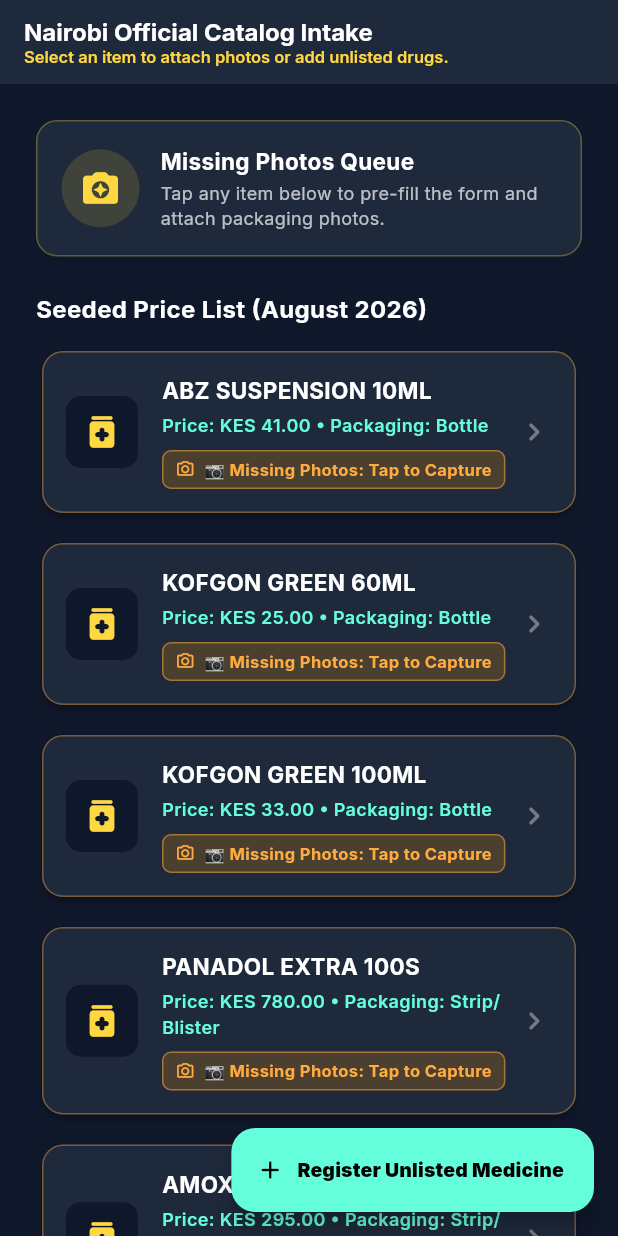
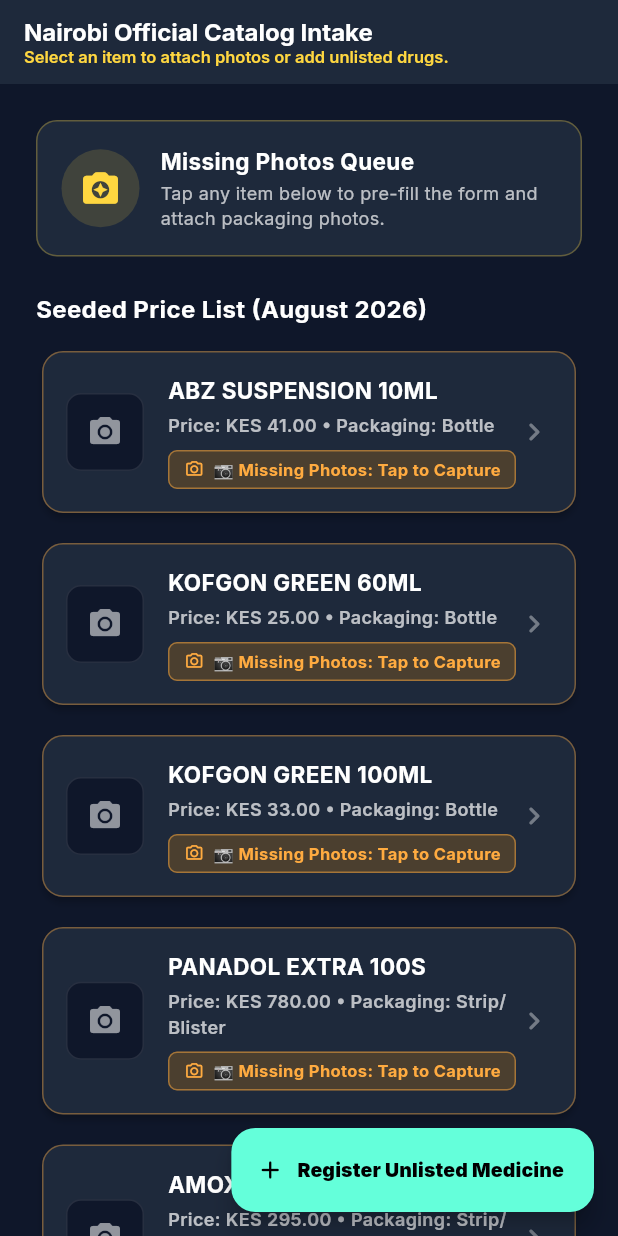
Before and after one commit to Agwince/enterprise-pharmacy-erp, a Flutter app: the CatalogListScreen screen opened directly, on a phone screen of 412 x 824 dp. Run offline on Flutter 3.47's test engine with Material 3 defaults, Android fonts, the phone set to English and light mode, and no system bars; our stand-ins replace cached_network_image, fl_chart, google_fonts, hive_flutter, image_picker, shared_preferences and 1 more; missing offline and left inert: mobile_scanner; accounts and stored records are empty.

Commit message:
fix: Implement dynamic catalog UI updates upon returning from photo capture, render Base64 thumbnails, and show green Photo Captured badge (image_10.png fix)

```diff
--- a/lib/screens/catalog_list_screen.dart
+++ b/lib/screens/catalog_list_screen.dart
@@ -32,6 +32,7 @@
 
   Future<void> _loadLocalCatalog() async {
     final prefs = await SharedPreferences.getInstance();
+    await prefs.reload(); // Force reload from disk/memory
     final List<String> saved = prefs.getStringList('local_drugs_catalog') ?? [];
     List<Map<String, dynamic>> parsed = [];
     for (String itemStr in saved) {
@@ -49,6 +50,16 @@
     }
   }
 
+  String _normalizeName(String raw) {
+    return raw
+        .toUpperCase()
+        .replaceAll("'", "")
+        .replaceAll("S", "")
+        .replaceAll(" ", "")
+        .replaceAll("-", "")
+        .replaceAll(".", "");
+  }
+
   void _openAttachPhotoForm(BuildContext context, Map<String, dynamic> item) async {
     final result = await Navigator.push(
       context,
@@ -61,9 +72,8 @@
         ),
       ),
     );
-    if (result == true) {
+    // Task 1: Force complete state reload and UI rebuild whenever returning
     _loadLocalCatalog();
-    }
   }
 
   void _openBlankForm(BuildContext context) async {
@@ -73,9 +83,8 @@
         builder: (context) => const RegisterProductScreen(),
       ),
     );
-    if (result == true) {
+    // Task 1: Force complete state reload and UI rebuild whenever returning
     _loadLocalCatalog();
-    }
   }
 
   @override
@@ -158,31 +167,59 @@
             ),
             const SizedBox(height: 12),
 
-            // Merged catalog list (Seeded + Registered Local Items)
-            Builder(builder: (context) {
+            // Merged catalog list (Seeded + Registered Local Items with Name-matching)
+            RefreshIndicator(
+              onRefresh: _loadLocalCatalog,
+              color: Colors.tealAccent,
+              child: Builder(builder: (context) {
                 final allItems = <Map<String, dynamic>>[];
 
-              // Map local registered items into display format
+                // Build merged list prioritizing matching local entries
+                for (var seeded in _catalogItems) {
+                  final seededNorm = _normalizeName(seeded['name'] as String);
+                  final localMatch = _localRegisteredItems.firstWhere(
+                    (loc) => _normalizeName(loc['name'] as String).contains(seededNorm) || seededNorm.contains(_normalizeName(loc['name'] as String)),
+                    orElse: () => <String, dynamic>{},
+                  );
+
+                  if (localMatch.isNotEmpty) {
+                    allItems.add({
+                      'name': seeded['name'],
+                      'price': seeded['price'],
+                      'type': seeded['type'],
+                      'box_image_url': localMatch['image_url'],
+                      'loose_image_url': localMatch['inner_unit_image_url'],
+                      'has_photos': (localMatch['image_url'] != null && (localMatch['image_url'] as String).isNotEmpty) ||
+                          (localMatch['inner_unit_image_url'] != null && (localMatch['inner_unit_image_url'] as String).isNotEmpty),
+                    });
+                  } else {
+                    allItems.add({
+                      'name': seeded['name'],
+                      'price': seeded['price'],
+                      'type': seeded['type'],
+                      'box_image_url': null,
+                      'loose_image_url': null,
+                      'has_photos': false,
+                    });
+                  }
+                }
+
+                // Append any newly registered unlisted local items that aren't in seeded list
                 for (var local in _localRegisteredItems) {
+                  final localNorm = _normalizeName(local['name'] as String);
+                  final isSeeded = _catalogItems.any((s) {
+                    final sNorm = _normalizeName(s['name'] as String);
+                    return sNorm.contains(localNorm) || localNorm.contains(sNorm);
+                  });
+                  if (!isSeeded) {
                     allItems.add({
                       'name': local['name'],
                       'price': local['unit_price']?.toString() ?? local['price']?.toString() ?? '0.00',
                       'type': local['inner_unit_type'] ?? 'Strip/Blister',
                       'box_image_url': local['image_url'],
                       'loose_image_url': local['inner_unit_image_url'],
-                  'is_local': true,
-                });
-              }
-
-              // Add seeded items if not already registered locally
-              for (var seeded in _catalogItems) {
-                final exists = allItems.any((i) => (i['name'] as String).toUpperCase() == (seeded['name'] as String).toUpperCase());
-                if (!exists) {
-                  allItems.add({
-                    'name': seeded['name'],
-                    'price': seeded['price'],
-                    'type': seeded['type'],
-                    'is_local': false,
+                      'has_photos': (local['image_url'] != null && (local['image_url'] as String).isNotEmpty) ||
+                          (local['inner_unit_image_url'] != null && (local['inner_unit_image_url'] as String).isNotEmpty),
                     });
                   }
                 }
@@ -194,11 +231,11 @@
                   separatorBuilder: (context, index) => const SizedBox(height: 12),
                   itemBuilder: (context, index) {
                     final item = allItems[index];
+                    final bool hasPhotos = item['has_photos'] == true;
                     final String? boxBase64 = item['box_image_url'] as String?;
-                  final bool hasPhotos = boxBase64 != null && boxBase64.isNotEmpty;
 
                     Uint8List? decodedBytes;
-                  if (hasPhotos) {
+                    if (hasPhotos && boxBase64 != null && boxBase64.isNotEmpty) {
                       try {
                         decodedBytes = base64Decode(boxBase64);
                       } catch (_) {}
@@ -211,8 +248,9 @@
                         borderRadius: BorderRadius.circular(14),
                         side: BorderSide(
                           color: hasPhotos
-                            ? Colors.greenAccent.withValues(alpha: 0.5)
+                              ? Colors.greenAccent.withValues(alpha: 0.6)
                               : Colors.orangeAccent.withValues(alpha: 0.4),
+                          width: hasPhotos ? 1.5 : 1.0,
                         ),
                       ),
                       child: InkWell(
@@ -222,18 +260,24 @@
                           padding: const EdgeInsets.all(16.0),
                           child: Row(
                             children: [
+                              // Task 2: Thumbnail Rendering
                               Container(
-                              width: 48,
-                              height: 48,
+                                width: 52,
+                                height: 52,
                                 decoration: BoxDecoration(
                                   color: const Color(0xFF0F172A),
                                   borderRadius: BorderRadius.circular(10),
+                                  border: Border.all(
+                                    color: hasPhotos ? Colors.greenAccent.withValues(alpha: 0.4) : Colors.white10,
+                                  ),
                                 ),
                                 child: ClipRRect(
                                   borderRadius: BorderRadius.circular(10),
                                   child: decodedBytes != null
                                       ? Image.memory(decodedBytes, fit: BoxFit.cover)
-                                    : const Icon(Icons.medication_rounded, color: Colors.amberAccent, size: 28),
+                                      : const Center(
+                                          child: Icon(Icons.camera_alt, color: Colors.white54, size: 24),
+                                        ),
                                 ),
                               ),
                               const SizedBox(width: 16),
@@ -246,13 +290,21 @@
                                       style: GoogleFonts.inter(fontSize: 15, fontWeight: FontWeight.bold, color: Colors.white),
                                     ),
                                     const SizedBox(height: 4),
+                                    // Task 2: Subtitle update for captured vs missing
                                     Text(
-                                    'Price: KES ${item['price']} • Packaging: ${item['type']}',
-                                    style: GoogleFonts.inter(fontSize: 12, color: Colors.tealAccent, fontWeight: FontWeight.w600),
+                                      hasPhotos
+                                          ? 'Photos Attached: Ready for Putaway'
+                                          : 'Price: KES ${item['price']} • Packaging: ${item['type']}',
+                                      style: GoogleFonts.inter(
+                                        fontSize: 12,
+                                        color: hasPhotos ? Colors.tealAccent : Colors.white70,
+                                        fontWeight: FontWeight.w600,
+                                      ),
                                     ),
                                     const SizedBox(height: 8),
+                                    // Task 2: Action / Status Badge
                                     Container(
-                                    padding: const EdgeInsets.symmetric(horizontal: 8, vertical: 4),
+                                      padding: const EdgeInsets.symmetric(horizontal: 10, vertical: 4),
                                       decoration: BoxDecoration(
                                         color: hasPhotos
                                             ? Colors.green.withValues(alpha: 0.2)
@@ -274,7 +326,7 @@
                                           ),
                                           const SizedBox(width: 6),
                                           Text(
-                                          hasPhotos ? '✓ Real Photos Attached (Local Device)' : '📷 Missing Photos: Tap to Capture',
+                                            hasPhotos ? '✅ Photo Captured' : '📷 Missing Photos: Tap to Capture',
                                             style: GoogleFonts.inter(
                                               color: hasPhotos ? Colors.greenAccent : Colors.orangeAccent,
                                               fontSize: 11,
@@ -287,7 +339,10 @@
                                   ],
                                 ),
                               ),
-                            const Icon(Icons.chevron_right_rounded, color: Colors.white38),
+                              Icon(
+                                hasPhotos ? Icons.check_circle_outline_rounded : Icons.chevron_right_rounded,
+                                color: hasPhotos ? Colors.greenAccent : Colors.white38,
+                              ),
                             ],
                           ),
                         ),
@@ -296,6 +351,7 @@
                   },
                 );
               }),
+            ),
           ],
         ),
       ),
```
Lines whose indentation alone changed are shown as unchanged.
